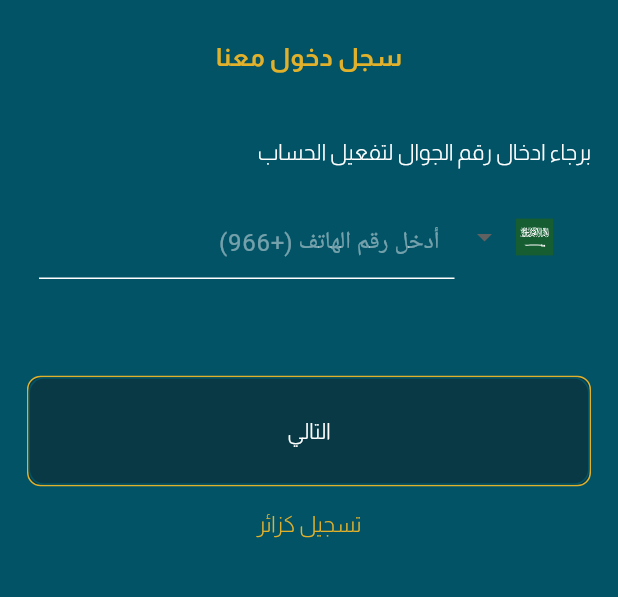
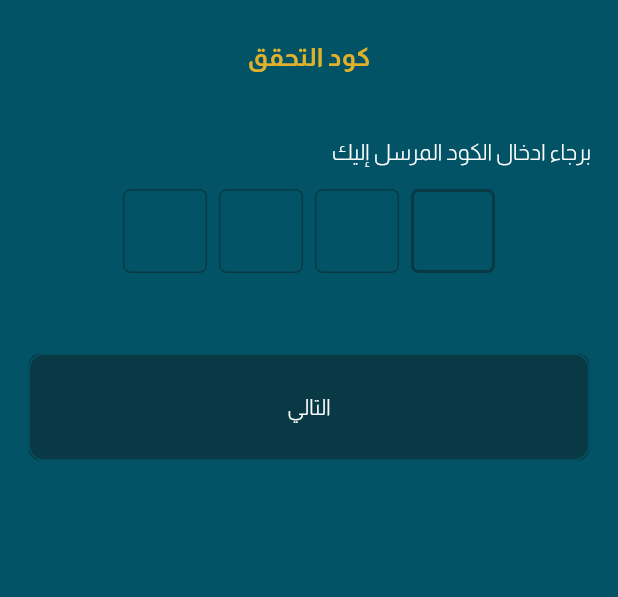
Before and after one commit to ranahamdy1/abo_maged_app, a Flutter app: the SignUpScreen screen opened directly, after a tap on "التالي", on a phone screen of 412 x 824 dp, the part 414-1011 px from its top. Run offline on Flutter 3.47's test engine with Material 3 defaults, Android fonts, the phone set to English and light mode, and no system bars; drawn by our look-alikes of pinput; our stand-ins replace animated_splash_screen, bloc, carousel_slider, contained_tab_bar_view, dio, easy_localization and 6 more; accounts and stored records are empty.

Commit message:
add forget password screen

```diff
--- /dev/null
+++ b/lib/features/auth/forget_password/view/forget_password_screen.dart
@@ -0,0 +1,106 @@
+import 'package:abo_maged_app/core/utils/app_assets.dart';
+import 'package:abo_maged_app/core/utils/app_colors.dart';
+import 'package:abo_maged_app/core/utils/app_routes.dart';
+import 'package:abo_maged_app/core/widgets/text_widget.dart';
+import 'package:abo_maged_app/features/home/basket/widgets/color_border_widget.dart';
+import 'package:abo_maged_app/features/home/main_navigation/main_navigation_screen.dart';
+import 'package:flutter/material.dart';
+import 'package:flutter_screenutil/flutter_screenutil.dart';
+import 'package:flutter_svg/svg.dart';
+import 'package:pinput/pinput.dart';
+
+class ForgetPasswordScreen extends StatelessWidget {
+  ForgetPasswordScreen({super.key});
+
+  final codeController = TextEditingController();
+  final formKey = GlobalKey<FormState>();
+
+  final defaultPinTheme = PinTheme(
+    width: 56,
+    height: 56,
+    textStyle: const TextStyle(
+        fontSize: 20,
+        color: AppColors.whiteColor,
+        fontWeight: FontWeight.w600),
+    decoration: BoxDecoration(
+      border: Border.all(color: AppColors.secondColor),
+      borderRadius: BorderRadius.circular(5),
+    ),
+  );
+
+
+  @override
+  Widget build(BuildContext context) {
+    return Scaffold(
+      body: SingleChildScrollView(
+        child: Column(
+          children: [
+            SvgPicture.asset("profile".getSvgAsset),
+            Padding(
+              padding: const EdgeInsets.all(18.0),
+              child: Column(
+                children: [
+                  SvgPicture.asset("small_splash".getSvgAsset),
+                  SizedBox(height: 22.h),
+                  const TextWidget.bigText("كود التحقق",color: AppColors.yellowColor),
+                  SizedBox(height: 33.h),
+                  const Align(
+                    alignment: Alignment.topRight,
+                    child: TextWidget("برجاء ادخال الكود المرسل إليك"),
+                  ),
+                  SizedBox(height: 12.h),
+                  Form(
+                    key: formKey,
+                    child: Pinput(
+                        controller: codeController,
+                        length: 4,
+                        obscuringCharacter: '•',
+                        defaultPinTheme: defaultPinTheme,
+                        autofocus: true,
+                        focusedPinTheme: defaultPinTheme.copyWith(
+                          decoration: defaultPinTheme.decoration?.copyWith(
+                            border: Border.all(
+                              color: AppColors.secondColor,
+                              width: 2,
+                            ),
+                          ),
+                        ),
+                        submittedPinTheme: defaultPinTheme.copyWith(
+                          decoration: defaultPinTheme.decoration?.copyWith(
+                            color: AppColors.secondColor,
+                          ),
+                        ),
+                        pinputAutovalidateMode: PinputAutovalidateMode.onSubmit,
+                        showCursor: true,
+                        onCompleted: (pin) {
+                          print(pin);
+                        }),
+                  ),
+                  SizedBox(height: 44.h),
+                  ColorBorderWidget(
+                    child: InkWell(
+                      onTap: (){
+                        AppRoutes.routeTo(context, const MainNavigationScreen());
+                      },
+                      child: Container(
+                        height: 60.h,
+                        width: 368.w,
+                        decoration: BoxDecoration(
+                            color: AppColors.secondColor,
+                            borderRadius: BorderRadius.circular(9.r),
+                            border: Border.all(color: AppColors.mainColor)
+                        ),
+                        child: const Center(child: TextWidget("التالي",color: AppColors.whiteColor,)),
+                      ),
+                    ),
+                  ),
+                  SizedBox(height: 12.h),
+                ],
+              ),
+            )
+          ],
+        ),
+      ),
+    );
+  }
+}
--- a/lib/features/auth/sign_up/view/sign_up_screen.dart
+++ b/lib/features/auth/sign_up/view/sign_up_screen.dart
@@ -1,6 +1,8 @@
 import 'package:abo_maged_app/core/utils/app_assets.dart';
 import 'package:abo_maged_app/core/utils/app_colors.dart';
+import 'package:abo_maged_app/core/utils/app_routes.dart';
 import 'package:abo_maged_app/core/widgets/text_widget.dart';
+import 'package:abo_maged_app/features/auth/forget_password/view/forget_password_screen.dart';
 import 'package:abo_maged_app/features/auth/sign_up/widgets/text_form_field_widget.dart';
 import 'package:abo_maged_app/features/home/basket/widgets/color_border_widget.dart';
 import 'package:flutter/material.dart';
@@ -35,6 +37,10 @@ class SignUpScreen extends StatelessWidget {
                   PhoneInputField(phoneController: phoneController,),
                   SizedBox(height: 44.h),
                   ColorBorderWidget(
+                    child: InkWell(
+                      onTap: (){
+                        AppRoutes.routeTo(context, ForgetPasswordScreen());
+                      },
                       child: Container(
                         height: 60.h,
                         width: 368.w,
@@ -44,6 +50,7 @@ class SignUpScreen extends StatelessWidget {
                             border: Border.all(color: AppColors.mainColor)
                         ),
                         child: const Center(child: TextWidget("التالي",color: AppColors.whiteColor,)),
+                      ),
                     ),
                   ),
                   SizedBox(height: 12.h),
```
Lines whose indentation alone changed are shown as unchanged.
